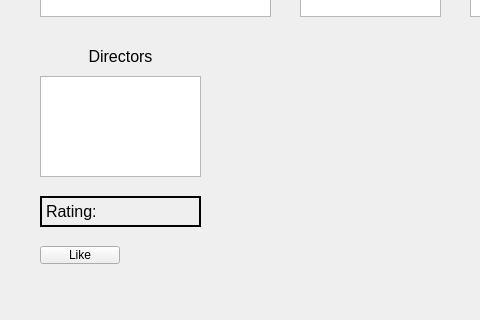
Above: ProjectModernCpp/ProjectModernCpp/MoviePage.ui from rdmc10/Neflix before the change; both pictures show x 0 to 480 and y 211 to 531 of the 785 by 531 pixel window. Below: the same form after it.
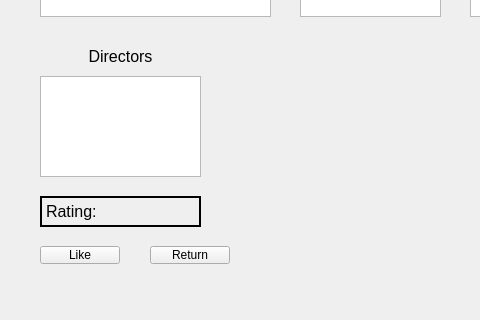
That is the form after the change.

Commit message: Changed main page window and implemented UserPreferences database

The edit to the form file:
```diff
--- a/ProjectModernCpp/ProjectModernCpp/MoviePage.ui
+++ b/ProjectModernCpp/ProjectModernCpp/MoviePage.ui
@@ -244,6 +244,19 @@
      <string>Rating: </string>
     </property>
    </widget>
+   <widget class="QPushButton" name="button_return">
+    <property name="geometry">
+     <rect>
+      <x>150</x>
+      <y>440</y>
+      <width>80</width>
+      <height>18</height>
+     </rect>
+    </property>
+    <property name="text">
+     <string>Return</string>
+    </property>
+   </widget>
   </widget>
   <widget class="QMenuBar" name="menuBar">
    <property name="geometry">
```
The commit also changes 14 other files.
